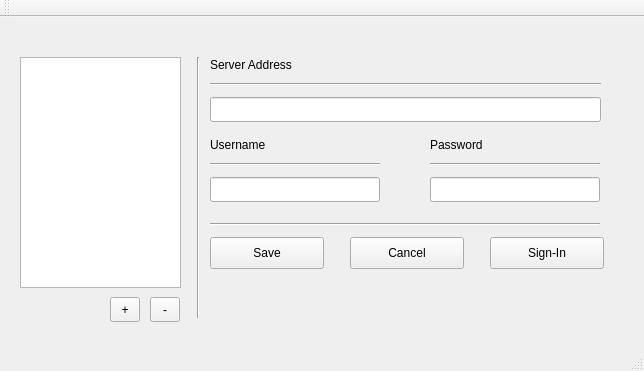
The window that ServerPanelClient/ServerPanelClientLoginWindow.ui (bolvarak/ServerPanel) describes before a commit, drawn with Qt 5.
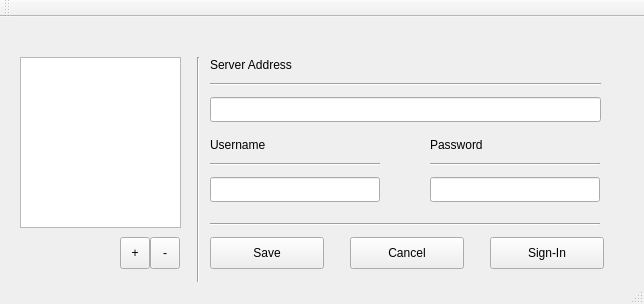
The same window after the commit.

Commit message: Updating the server and client

What changed in the file:
```diff
--- a/ServerPanelClient/ServerPanelClientLoginWindow.ui
+++ b/ServerPanelClient/ServerPanelClientLoginWindow.ui
@@ -7,7 +7,7 @@
     <x>0</x>
     <y>0</y>
     <width>644</width>
-    <height>371</height>
+    <height>304</height>
    </rect>
   </property>
   <property name="windowTitle">
@@ -20,7 +20,7 @@
       <x>20</x>
       <y>40</y>
       <width>161</width>
-      <height>231</height>
+      <height>171</height>
      </rect>
     </property>
    </widget>
@@ -151,10 +151,10 @@
    <widget class="QToolButton" name="btnAddServer">
     <property name="geometry">
      <rect>
-      <x>110</x>
-      <y>280</y>
+      <x>120</x>
+      <y>220</y>
       <width>30</width>
-      <height>25</height>
+      <height>32</height>
      </rect>
     </property>
     <property name="text">
@@ -171,9 +171,9 @@
     <property name="geometry">
      <rect>
       <x>150</x>
-      <y>280</y>
+      <y>220</y>
       <width>30</width>
-      <height>25</height>
+      <height>32</height>
      </rect>
     </property>
     <property name="text">
@@ -238,19 +238,6 @@
      <string>Cancel</string>
     </property>
    </widget>
-   <widget class="QLabel" name="lblErrors">
-    <property name="geometry">
-     <rect>
-      <x>220</x>
-      <y>255</y>
-      <width>381</width>
-      <height>41</height>
-     </rect>
-    </property>
-    <property name="text">
-     <string/>
-    </property>
-   </widget>
   </widget>
   <widget class="QMenuBar" name="menuBar">
    <property name="geometry">
```
Left out of the diff: 6 changed lines with no effect on the pictures. The commit also changes 12 other files.
